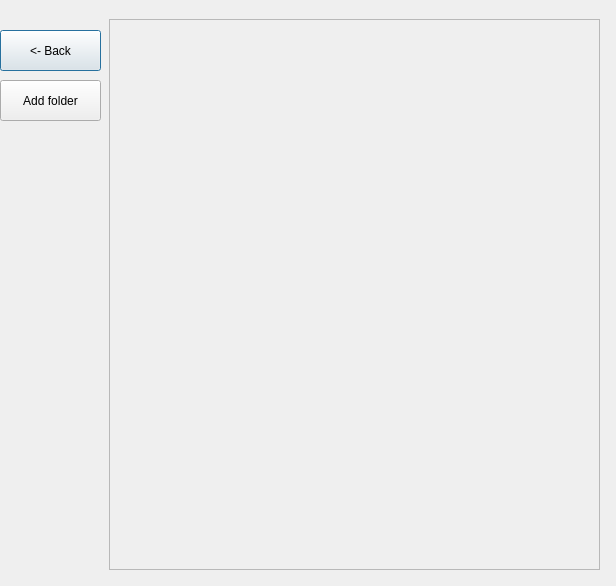
Above: apps/text_notes/templates/list_text_notes.ui from Prrromanssss/YaNotes-GUI before the change. Below: the same form after it.
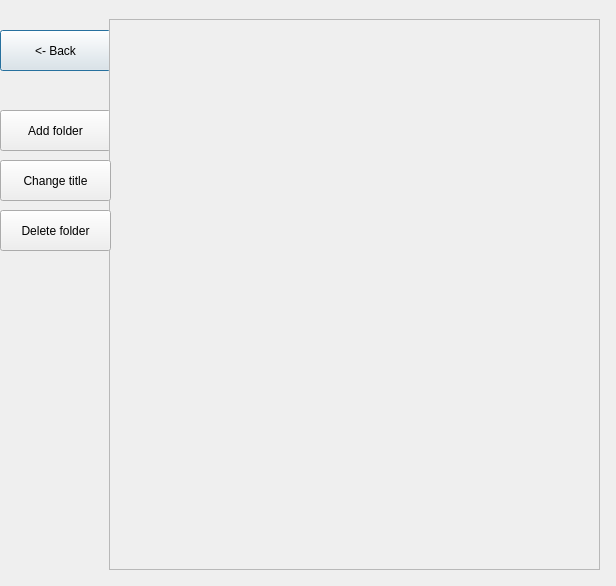
That is the form after the change.

Commit message: add change title button to text notes

The edit to the form file:
```diff
--- a/apps/text_notes/templates/list_text_notes.ui
+++ b/apps/text_notes/templates/list_text_notes.ui
@@ -18,7 +18,7 @@
     <rect>
      <x>0</x>
      <y>30</y>
-     <width>101</width>
+     <width>111</width>
      <height>41</height>
     </rect>
    </property>
@@ -30,8 +30,8 @@
    <property name="geometry">
     <rect>
      <x>0</x>
-     <y>80</y>
-     <width>101</width>
+     <y>110</y>
+     <width>111</width>
      <height>41</height>
     </rect>
    </property>
@@ -62,6 +62,32 @@
     </property>
    </widget>
   </widget>
+  <widget class="QPushButton" name="change_title_button">
+   <property name="geometry">
+    <rect>
+     <x>0</x>
+     <y>160</y>
+     <width>111</width>
+     <height>41</height>
+    </rect>
+   </property>
+   <property name="text">
+    <string>Change title</string>
+   </property>
+  </widget>
+  <widget class="QPushButton" name="delete_folder_button">
+   <property name="geometry">
+    <rect>
+     <x>0</x>
+     <y>210</y>
+     <width>111</width>
+     <height>41</height>
+    </rect>
+   </property>
+   <property name="text">
+    <string>Delete folder</string>
+   </property>
+  </widget>
  </widget>
  <resources/>
  <connections/>
```
The commit also changes 5 other files.
